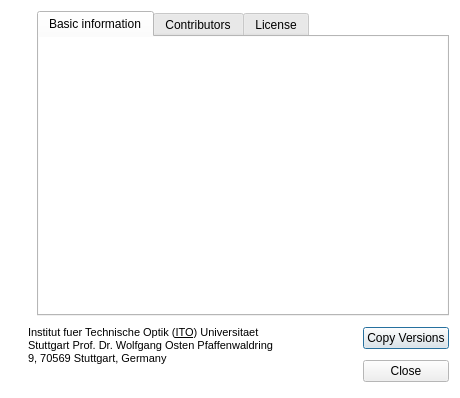
The window that Qitom/ui/dialogAbout.ui (itom-project/itom) describes before a commit, drawn with Qt 5.
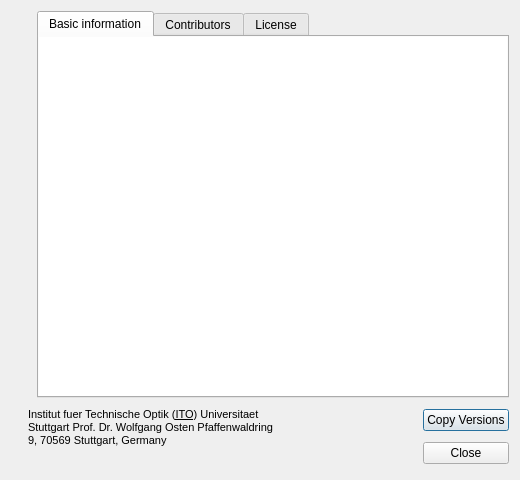
The same window after the commit. Icons and pictures are not drawn.

Commit message: itom logo changed to version 3, adapted aboutDialog, adapted documentation with new logo

Patch:
```diff
--- a/Qitom/ui/dialogAbout.ui
+++ b/Qitom/ui/dialogAbout.ui
@@ -6,68 +6,27 @@
    <rect>
     <x>0</x>
     <y>0</y>
-    <width>460</width>
-    <height>398</height>
+    <width>520</width>
+    <height>480</height>
    </rect>
   </property>
   <property name="minimumSize">
    <size>
-    <width>460</width>
-    <height>300</height>
+    <width>520</width>
+    <height>480</height>
    </size>
   </property>
   <property name="maximumSize">
    <size>
-    <width>460</width>
+    <width>520</width>
     <height>800</height>
    </size>
   </property>
-  <property name="palette">
-   <palette>
-    <active>
-     <colorrole role="Window">
-      <brush brushstyle="SolidPattern">
-       <color alpha="255">
-        <red>255</red>
-        <green>255</green>
-        <blue>255</blue>
-       </color>
-      </brush>
-     </colorrole>
-    </active>
-    <inactive>
-     <colorrole role="Window">
-      <brush brushstyle="SolidPattern">
-       <color alpha="255">
-        <red>255</red>
-        <green>255</green>
-        <blue>255</blue>
-       </color>
-      </brush>
-     </colorrole>
-    </inactive>
-    <disabled>
-     <colorrole role="Window">
-      <brush brushstyle="SolidPattern">
-       <color alpha="255">
-        <red>212</red>
-        <green>208</green>
-        <blue>200</blue>
-       </color>
-      </brush>
-     </colorrole>
-    </disabled>
-   </palette>
-  </property>
   <property name="windowTitle">
    <string>About itom</string>
   </property>
-  <layout class="QVBoxLayout" name="verticalLayout_3" stretch="10,1">
-   <item>
-    <layout class="QHBoxLayout" name="horizontalLayout">
-     <item>
-      <layout class="QVBoxLayout" name="verticalLayout">
-       <item>
+  <layout class="QGridLayout" name="gridLayout">
+   <item row="0" column="0">
         <widget class="QLabel" name="itomLogo">
          <property name="toolTip">
           <string>itom logo</string>
@@ -83,22 +42,7 @@
          </property>
         </widget>
        </item>
-       <item>
-        <spacer name="verticalSpacer_2">
-         <property name="orientation">
-          <enum>Qt::Vertical</enum>
-         </property>
-         <property name="sizeHint" stdset="0">
-          <size>
-           <width>20</width>
-           <height>80</height>
-          </size>
-         </property>
-        </spacer>
-       </item>
-      </layout>
-     </item>
-     <item>
+   <item row="0" column="1" rowspan="2">
       <widget class="QTabWidget" name="tabWidget">
        <property name="currentIndex">
         <number>0</number>
@@ -304,9 +248,20 @@
        </widget>
       </widget>
      </item>
-    </layout>
+   <item row="1" column="0">
+    <spacer name="verticalSpacer">
+     <property name="orientation">
+      <enum>Qt::Vertical</enum>
+     </property>
+     <property name="sizeHint" stdset="0">
+      <size>
+       <width>20</width>
+       <height>316</height>
+      </size>
+     </property>
+    </spacer>
    </item>
-   <item>
+   <item row="2" column="0" colspan="2">
     <layout class="QHBoxLayout" name="horizontalLayout_2">
      <property name="sizeConstraint">
       <enum>QLayout::SetMinAndMaxSize</enum>
@@ -359,6 +314,70 @@
          <height>65</height>
         </size>
        </property>
+       <property name="palette">
+        <palette>
+         <active>
+          <colorrole role="Base">
+           <brush brushstyle="SolidPattern">
+            <color alpha="0">
+             <red>48</red>
+             <green>255</green>
+             <blue>152</blue>
+            </color>
+           </brush>
+          </colorrole>
+          <colorrole role="Window">
+           <brush brushstyle="SolidPattern">
+            <color alpha="0">
+             <red>40</red>
+             <green>240</green>
+             <blue>217</blue>
+            </color>
+           </brush>
+          </colorrole>
+         </active>
+         <inactive>
+          <colorrole role="Base">
+           <brush brushstyle="SolidPattern">
+            <color alpha="0">
+             <red>48</red>
+             <green>255</green>
+             <blue>152</blue>
+            </color>
+           </brush>
+          </colorrole>
+          <colorrole role="Window">
+           <brush brushstyle="SolidPattern">
+            <color alpha="0">
+             <red>40</red>
+             <green>240</green>
+             <blue>217</blue>
+            </color>
+           </brush>
+          </colorrole>
+         </inactive>
+         <disabled>
+          <colorrole role="Base">
+           <brush brushstyle="SolidPattern">
+            <color alpha="0">
+             <red>40</red>
+             <green>240</green>
+             <blue>217</blue>
+            </color>
+           </brush>
+          </colorrole>
+          <colorrole role="Window">
+           <brush brushstyle="SolidPattern">
+            <color alpha="0">
+             <red>40</red>
+             <green>240</green>
+             <blue>217</blue>
+            </color>
+           </brush>
+          </colorrole>
+         </disabled>
+        </palette>
+       </property>
        <property name="frameShape">
         <enum>QFrame::NoFrame</enum>
        </property>
```
Left out of the diff: 22 changed lines with no effect on the pictures. Lines whose indentation alone changed are shown as unchanged. The commit also changes 18 other files.
